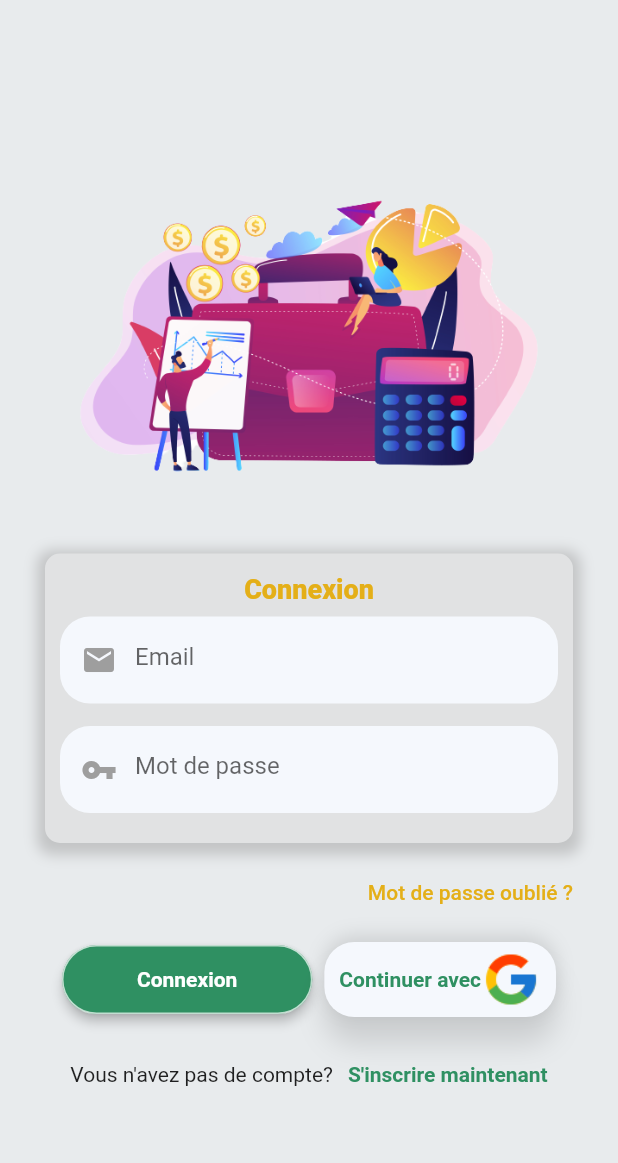
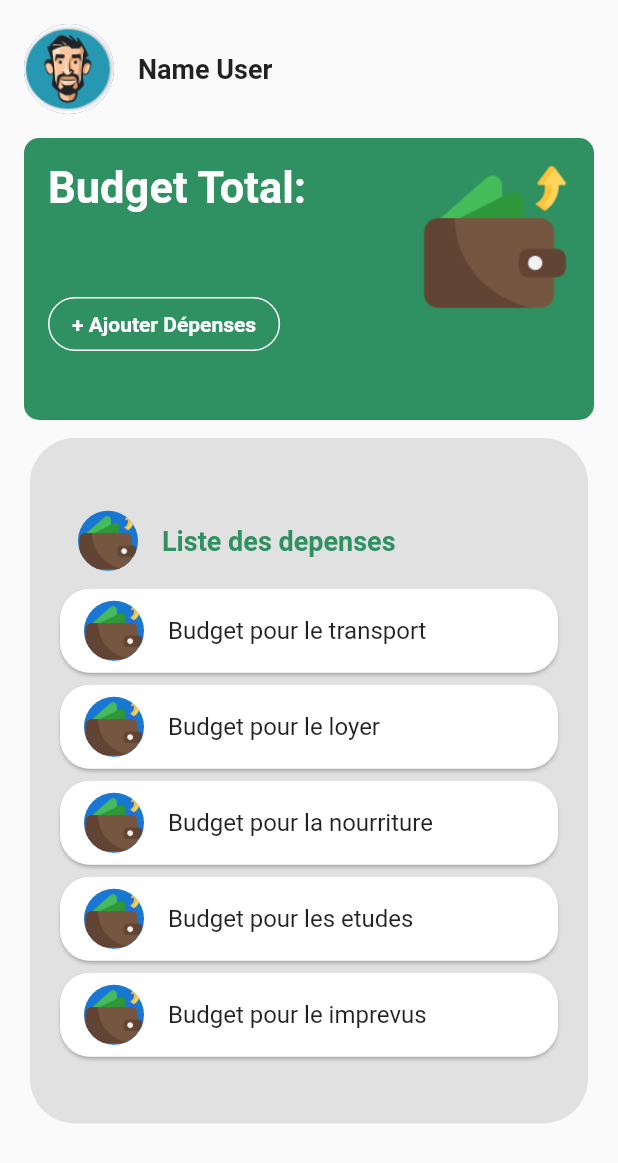
Before and after one commit to ibrahim10sy/appBudget, a Flutter app: the screen it shows after launch, on a phone screen of 412 x 824 dp. Shown: the top 1163 px of the screen. Run offline on Flutter 3.47's test engine with Material 2 defaults, Android fonts, the phone set to English and light mode, and no system bars.

Commit message:
liste depenses v1.1

```diff
--- a/lib/main.dart
+++ b/lib/main.dart
@@ -1,6 +1,7 @@
 
 import 'package:flutter/material.dart';
 import 'package:ika_musaka/screens/ConnexionScreen.dart';
+import 'package:ika_musaka/screens/DepenseListes.dart';
 
 
 void main() {
@@ -20,7 +21,7 @@ class _MyAppState extends State<MyApp> {
     return const MaterialApp(
       // title: "LogIn Screen",
       debugShowCheckedModeBanner: false,
-      home: Connexion()
+      home: DepensesListes()
       );//Place SignUp function here to Observe SignUp Screen.
   }
   //AYA
--- /dev/null
+++ b/lib/screens/DepenseListes.dart
@@ -0,0 +1,259 @@
+import 'package:flutter/material.dart';
+
+class DepensesListes extends StatefulWidget{
+  const DepensesListes({super.key});
+
+  @override
+  _DepenseState createState()=>_DepenseState();
+
+}
+
+class _DepenseState extends State<DepensesListes>{
+  @override
+  Widget build(BuildContext context){
+    return Scaffold(
+      body: Column(
+        children: [
+          Container(
+            child: Padding(
+              padding: const EdgeInsets.all(16.0),
+              child: Row(
+                children:[
+                  CircleAvatar(
+                    radius: 30,
+                    backgroundImage: AssetImage('assets/images/photoprofil.png'),
+                  ),
+                  SizedBox(
+                    width:16.0 ,
+                  ),
+                  Text("Name User",
+                    style: TextStyle(fontSize: 18.0,fontWeight:FontWeight.bold),
+                  )
+                ]
+              ),
+            ),
+          ),
+          // Container(
+          //   height: 188,
+          //   width: 380,
+          //   decoration: BoxDecoration(
+          //     color: Color.fromRGBO(47, 144, 98, 1),
+          //     borderRadius: BorderRadius.circular(10),
+          //   ),
+          //   child: Padding(
+          //     padding: const EdgeInsets.all(16.0),
+          //     child: Stack(
+          //       children: [
+          //         Column(
+          //           crossAxisAlignment: CrossAxisAlignment.start,
+          //           children: [
+          //             Row(
+          //               children: [
+          //                 Text(
+          //                   'Buget Total:',
+          //                   style: TextStyle(fontSize: 29.0, fontWeight: FontWeight.bold, color: Colors.white),
+          //                 ),
+          //                 Spacer(),
+          //                 Positioned(
+          //                   top: -80,  // Ajustez la position verticale selon vos besoins
+          //                   right: 0,  // Ajustez la position horizontale selon vos besoins
+          //                   child: Image.asset(
+          //                     'assets/images/wallet.png',
+          //                     height: 50,
+          //                     width: 50,
+          //                   ),
+          //                 ),
+          //               ],
+          //             ),
+          //             SizedBox(height: 50),
+          //             OutlinedButton(
+          //               onPressed: () {
+          //                 // Action à effectuer lorsqu'on appuie sur le bouton
+          //               },
+          //               style: OutlinedButton.styleFrom(
+          //                 shape: RoundedRectangleBorder(
+          //                   borderRadius: BorderRadius.circular(90.0), // Ajustez la valeur selon vos besoins
+          //                 ),
+          //                 side: BorderSide(color: Colors.white), // Couleur de la bordure
+          //               ),
+          //               child: Text(
+          //                 "+ Ajouter Dépenses",
+          //                 style: TextStyle(
+          //                   fontSize: 14.0,
+          //                   fontWeight: FontWeight.bold,
+          //                   color: Colors.white,
+          //                 ),
+          //               ),
+          //             ),
+          //           ],
+          //         ),
+          //
+          //       ],
+          //     ),
+          //   ),
+          // )
+          Container(
+            height: 188,
+            width: 380,
+            decoration: BoxDecoration(
+              color: Color.fromRGBO(47, 144, 98, 1),
+              borderRadius: BorderRadius.circular(10),
+            ),
+            child: Padding(
+              padding: const EdgeInsets.all(16.0),
+              child: Stack(
+                children: [
+                  Column(
+                    crossAxisAlignment: CrossAxisAlignment.start,
+                    children: [
+                      Row(
+                        children: [
+                          Text(
+                            'Budget Total:',
+                            style: TextStyle(fontSize: 29.0, fontWeight: FontWeight.bold, color: Colors.white),
+                          ),
+                          Spacer(),
+                        ],
+                      ),
+                      SizedBox(height: 50),
+                      OutlinedButton(
+                        onPressed: () {
+                          // Action à effectuer lorsqu'on appuie sur le bouton
+                        },
+                        style: OutlinedButton.styleFrom(
+                          shape: RoundedRectangleBorder(
+                            borderRadius: BorderRadius.circular(90.0), // Ajustez la valeur selon vos besoins
+                          ),
+                          side: BorderSide(color: Colors.white), // Couleur de la bordure
+                        ),
+                        child: Text(
+                          "+ Ajouter Dépenses",
+                          style: TextStyle(
+                            fontSize: 14.0,
+                            fontWeight: FontWeight.bold,
+                            color: Colors.white,
+                          ),
+                        ),
+                      ),
+                    ],
+                  ),
+                  Positioned(
+                    top: 0,
+                    right: 0,
+                    height: 100,  // Ajustez la hauteur de l'image selon vos besoins
+                    width: 100,   // Ajustez la largeur de l'image selon vos besoins
+                    child: Image.asset(
+                      'assets/images/wallet.png',
+                      fit: BoxFit.cover,
+                     // Utilisez BoxFit.contain si vous préférez que l'image soit entièrement contenue dans le conteneur
+                    ),
+                  ),
+                ],
+              ),
+            ),
+          ),
+          SizedBox(height: 12),
+
+          Container(
+            width: 372,
+            height: 457,
+            decoration: BoxDecoration(
+              color: Color.fromRGBO(0, 0, 0, 0.1),
+              borderRadius: BorderRadius.circular(30),
+            ),
+            child: Padding(
+              padding: const EdgeInsets.all(16.0),
+              child: Center(
+                child: Column(
+                  mainAxisAlignment: MainAxisAlignment.center,
+                  children:  [
+                    ListTile(
+                        leading: CircleAvatar(
+                          backgroundImage: AssetImage("assets/images/wallet.png"),
+                        ),
+                      title:Text("Liste des depenses",
+                        style: TextStyle(fontSize: 18.0, fontWeight: FontWeight.bold, color: Color.fromRGBO(47, 144, 98, 1),))
+                    ),
+                    Card(
+                     shape: RoundedRectangleBorder(
+                       side: BorderSide(color: Colors.white10,width: 2),
+                       borderRadius: BorderRadius.circular(20),
+                     ),
+                     child: const ListTile(
+
+                         leading: CircleAvatar(
+                           backgroundImage: AssetImage("assets/images/wallet.png"),
+                         ),
+                         title:Text("Budget pour le transport")
+                     ),
+                   ),
+
+                    Card(
+                      shape: RoundedRectangleBorder(
+                        side: BorderSide(color: Colors.white10,width: 2),
+                        borderRadius: BorderRadius.circular(20),
+                      ),
+                      child: const ListTile(
+
+                          leading: CircleAvatar(
+                            backgroundImage: AssetImage("assets/images/wallet.png"),
+                          ),
+                          title:Text("Budget pour le loyer")
+                      ),
+                    ),
+
+
+                    Card(
+                      shape: RoundedRectangleBorder(
+                        side: BorderSide(color: Colors.white10,width: 2),
+                        borderRadius: BorderRadius.circular(20),
+                      ),
+                      child: const ListTile(
+
+                          leading: CircleAvatar(
+                            backgroundImage: AssetImage("assets/images/wallet.png"), // No matter how big it is, it won't overflow
+                          ),
+                          title:Text("Budget pour la nourriture")
+                      ),
+                    ),
+
+
+                    Card(
+                      shape: RoundedRectangleBorder(
+                        side: BorderSide(color: Colors.white10,width: 2),
+                        borderRadius: BorderRadius.circular(20),
+                      ),
+                      child: const ListTile(
+
+                          leading: CircleAvatar(
+                            backgroundImage: AssetImage("assets/images/wallet.png"), // No matter how big it is, it won't overflow
+                          ),
+                          title:Text("Budget pour les etudes")
+                      ),
+                    ),
+
+                    Card(
+                      shape: RoundedRectangleBorder(
+                        side: BorderSide(color: Colors.white10,width: 2),
+                        borderRadius: BorderRadius.circular(20),
+                      ),
+                      child: const ListTile(
+
+                          leading: CircleAvatar(
+                            backgroundImage: AssetImage("assets/images/wallet.png"), // No matter how big it is, it won't overflow
+                          ),
+                          title:Text("Budget pour le imprevus")
+                      ),
+                    ),
+
+
+                  ],
+                ),
+              ),
+            ),
+          )
+        ],
+      ),
+    );
+  }
+}
```
Also changed, not shown: assets/images/photoprofil.png (added), assets/images/wallet.png (added).
